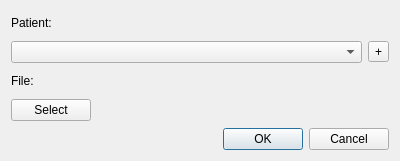
This is oat/views/ui/ui_upload_dialog.ui in Oli4/oat as Qt 5 draws it before an edit. The edited form follows.
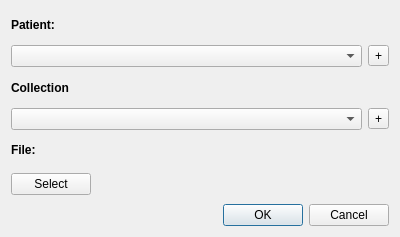
This is the edited form. Icons and pictures are not drawn.

Commit message: collection overview works; background brush instead of item for images makes it faster; started with annotation TreeGraphicsItemGroup

Patch:
```diff
--- a/oat/views/ui/ui_upload_dialog.ui
+++ b/oat/views/ui/ui_upload_dialog.ui
@@ -7,7 +7,7 @@
                 <x>0</x>
                 <y>0</y>
                 <width>400</width>
-                <height>161</height>
+                <height>237</height>
             </rect>
         </property>
         <property name="windowTitle">
@@ -15,7 +15,13 @@
         </property>
         <layout class="QVBoxLayout" name="verticalLayout">
             <item>
-                <widget class="QLabel" name="label">
+                <widget class="QLabel" name="patientLabel">
+                    <property name="font">
+                        <font>
+                            <weight>75</weight>
+                            <bold>true</bold>
+                        </font>
+                    </property>
                     <property name="text">
                         <string>Patient:</string>
                     </property>
@@ -49,7 +55,52 @@
                 </layout>
             </item>
             <item>
-                <widget class="QLabel" name="label_2">
+                <widget class="QLabel" name="collectionLabel">
+                    <property name="font">
+                        <font>
+                            <weight>75</weight>
+                            <bold>true</bold>
+                        </font>
+                    </property>
+                    <property name="text">
+                        <string>Collection</string>
+                    </property>
+                </widget>
+            </item>
+            <item>
+                <layout class="QHBoxLayout" name="collectionLayout">
+                    <item>
+                        <widget class="QComboBox" name="collectionDropdown"/>
+                    </item>
+                    <item>
+                        <widget class="QToolButton" name="addCollectionButton">
+                            <property name="text">
+                                <string>+</string>
+                            </property>
+                            <property name="icon">
+                                <iconset resource="resources.qrc">
+                                    <normaloff>:/icons/icons/baseline-add_circle-24px.svg</normaloff>
+                                    :/icons/icons/baseline-add_circle-24px.svg
+                                </iconset>
+                            </property>
+                            <property name="iconSize">
+                                <size>
+                                    <width>24</width>
+                                    <height>24</height>
+                                </size>
+                            </property>
+                        </widget>
+                    </item>
+                </layout>
+            </item>
+            <item>
+                <widget class="QLabel" name="fileLabel">
+                    <property name="font">
+                        <font>
+                            <weight>75</weight>
+                            <bold>true</bold>
+                        </font>
+                    </property>
                     <property name="text">
                         <string>File:</string>
                     </property>
```
Left out of the diff: 10 changed lines with no effect on the pictures. The commit also changes 42 other files.
